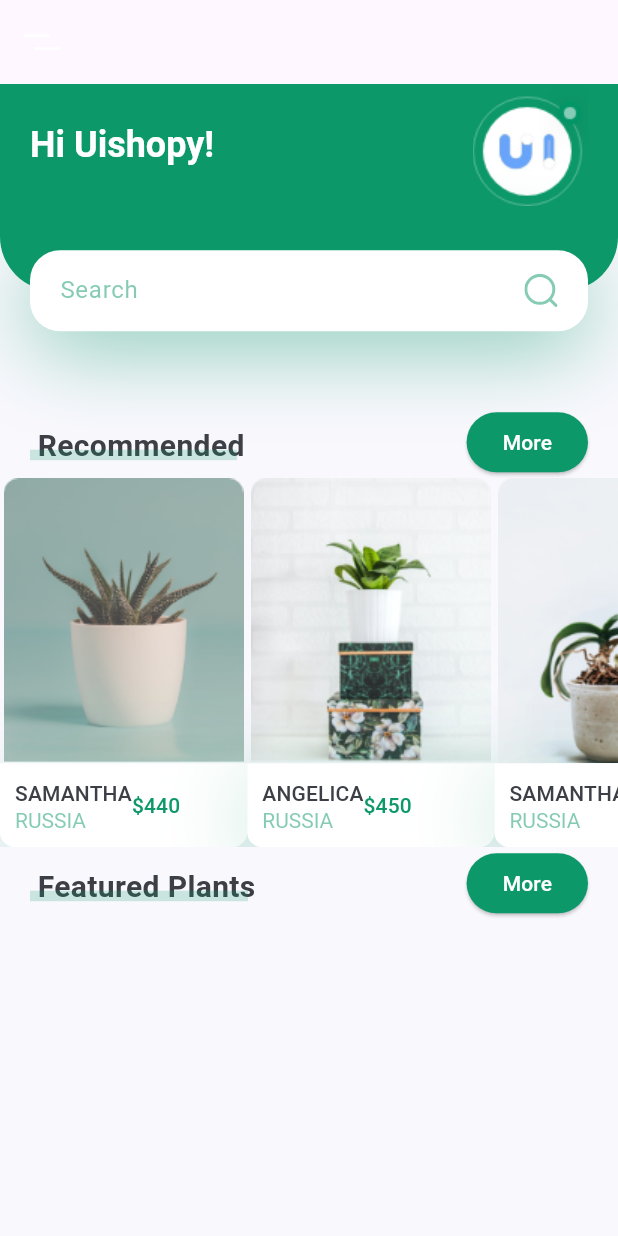
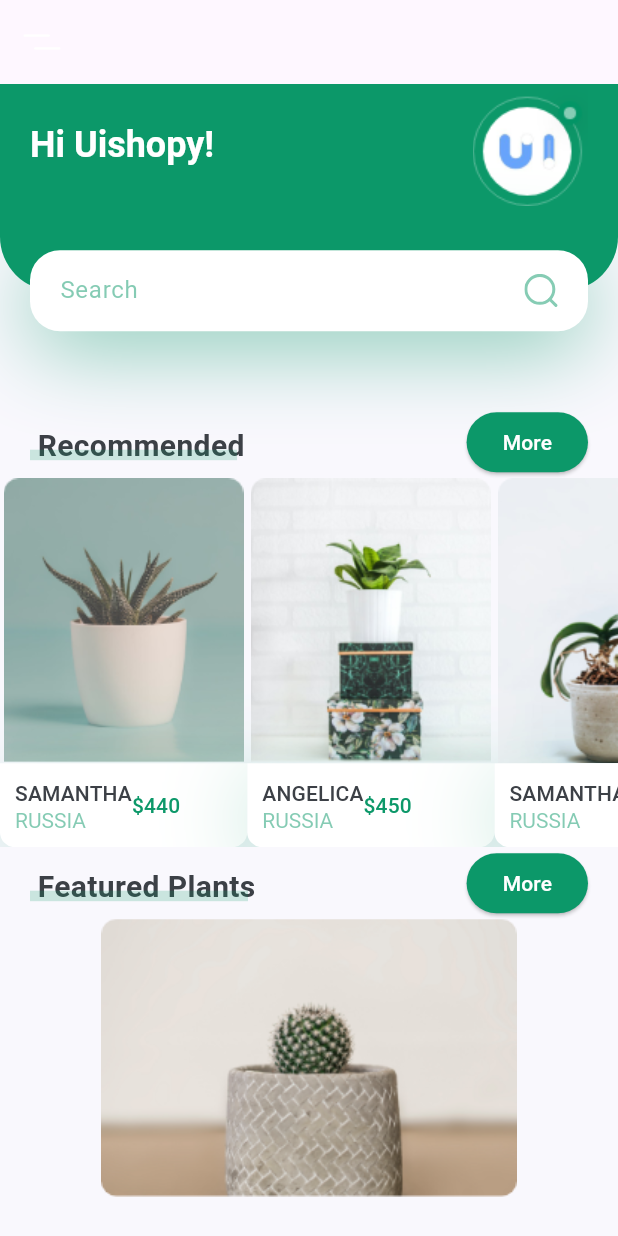
Before and after one commit to namira121/PlantApp, a Flutter app: the screen it shows after launch, on a phone screen of 412 x 824 dp. Run offline on Flutter 3.47's test engine with Material 3 defaults, Android fonts, the phone set to English and light mode, and no system bars; our stand-ins replace flutter_svg.

Commit message:
membuat container dengan width dan height yang ditentukan

```diff
--- a/lib/screens/home/components/body.dart
+++ b/lib/screens/home/components/body.dart
@@ -21,7 +21,17 @@
           RecommendsPlants(),
           TitleWithMoreButton(
             title: "Featured Plants",
-            press: (){})
+            press: (){}),
+          Container(
+            width: size.width * 0.8,
+            height: 185,
+            decoration: BoxDecoration(
+              borderRadius: BorderRadius.circular(10),
+              image: DecorationImage(
+                image: AssetImage("assets/images/bottom_img_1.png"),
+              )
+            ),
+          )
         ],
       ),
     );
```
